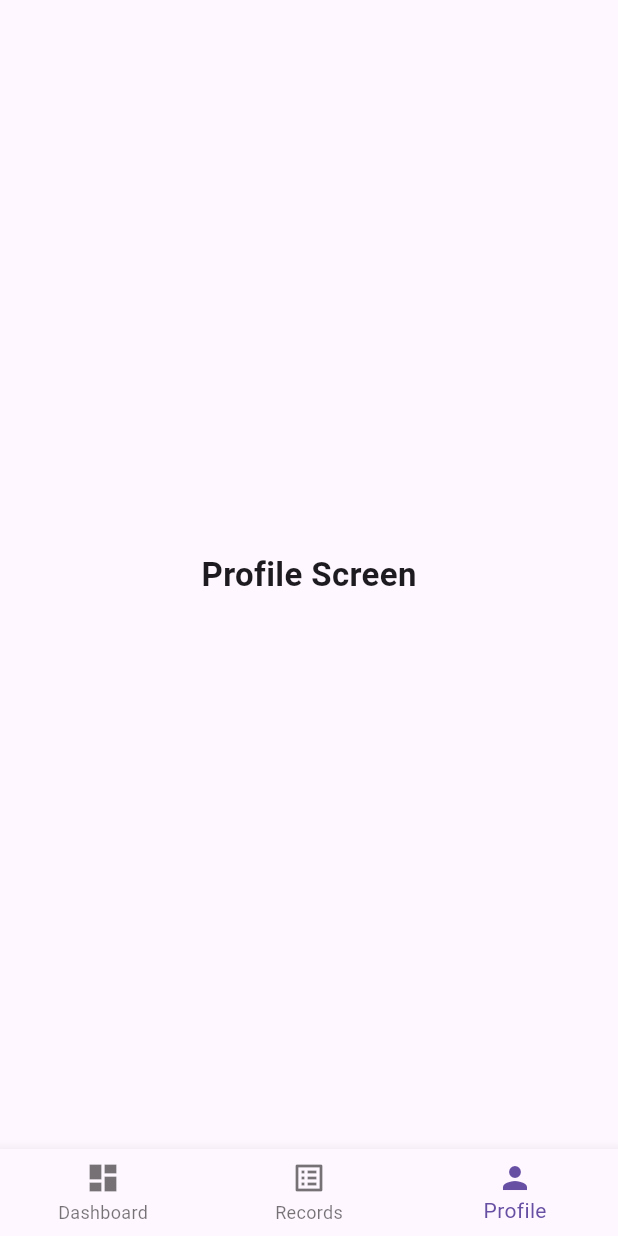
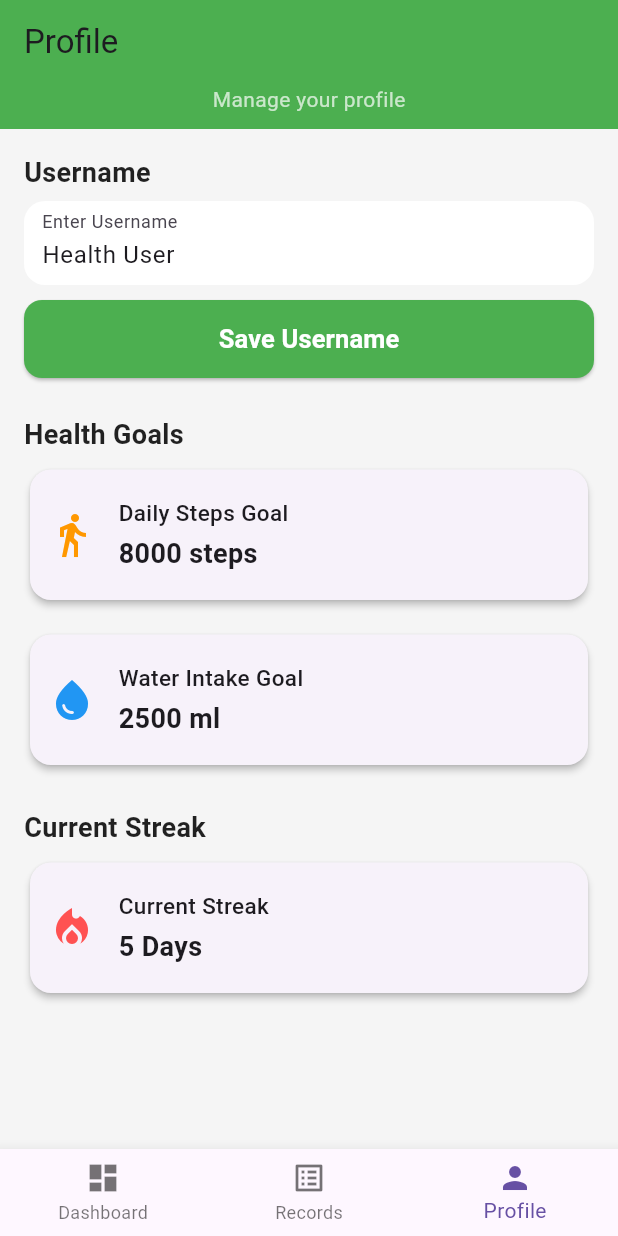
Before and after one commit to Ishini-Edirisinghe/MAD-CW-1-A, a Flutter app: the DashboardScreen screen opened directly, item 3 of the bottom bar chosen, on a phone screen of 412 x 824 dp. Run offline on Flutter 3.47's test engine with Material 3 defaults, Android fonts, the phone set to English and light mode, and no system bars.

Commit message:
profile screen UI development

```diff
--- a/lib/features/dashboard_screen.dart
+++ b/lib/features/dashboard_screen.dart
@@ -16,7 +16,7 @@ class _DashboardScreenState extends State<DashboardScreen> {
   final List<Widget> _screens = [
     const DashboardHome(),
     const RecordsScreen(),
-    const ProfileScreen(),
+    const ProfilePage(),
   ];
 
   void _onNavTapped(int index) {
--- a/lib/features/profile_screen.dart
+++ b/lib/features/profile_screen.dart
@@ -1,15 +1,198 @@
 import 'package:flutter/material.dart';
 
-class ProfileScreen extends StatelessWidget {
-  const ProfileScreen({super.key});
+class ProfilePage extends StatefulWidget {
+  const ProfilePage({super.key});
+
+  @override
+  State<ProfilePage> createState() => _ProfilePageState();
+}
+
+class _ProfilePageState extends State<ProfilePage> {
+  final TextEditingController usernameController = TextEditingController();
+
+  String username = "Health User";
+  int dailyStepsGoal = 8000;
+  int waterIntakeGoal = 2500;
+  int currentStreak = 5;
 
   @override
   Widget build(BuildContext context) {
-    return const Scaffold(
-      body: Center(
-        child: Text(
-          "Profile Screen",
-          style: TextStyle(fontSize: 22, fontWeight: FontWeight.bold),
+    usernameController.text = username;
+
+    return Scaffold(
+      backgroundColor: Colors.grey.shade100,
+
+      appBar: AppBar(
+        backgroundColor: Colors.green,
+        automaticallyImplyLeading: false,
+        title: const Text("Profile"),
+        bottom: const PreferredSize(
+          preferredSize: Size.fromHeight(30),
+          child: Padding(
+            padding: EdgeInsets.only(bottom: 10),
+            child: Text(
+              "Manage your profile",
+              style: TextStyle(color: Colors.white70, fontSize: 14),
+            ),
+          ),
+        ),
+      ),
+
+      body: SingleChildScrollView(
+        padding: const EdgeInsets.all(16),
+        child: Column(
+          crossAxisAlignment: CrossAxisAlignment.start,
+          children: [
+            // Username Section Title
+            _sectionTitle("Username"),
+
+            // Username Field
+            _buildEditableUsername(),
+
+            const SizedBox(height: 10),
+
+            // Save Button (Moved here)
+            SizedBox(
+              width: double.infinity,
+              child: ElevatedButton(
+                style: ElevatedButton.styleFrom(
+                  backgroundColor: Colors.green,
+                  padding: const EdgeInsets.symmetric(vertical: 14),
+                  shape: RoundedRectangleBorder(
+                    borderRadius: BorderRadius.circular(12),
+                  ),
+                ),
+                onPressed: () {
+                  setState(() {
+                    username = usernameController.text;
+                  });
+
+                  ScaffoldMessenger.of(context).showSnackBar(
+                    const SnackBar(
+                      content: Text("Username Updated Successfully!"),
+                      backgroundColor: Colors.green,
+                    ),
+                  );
+                },
+                child: const Text(
+                  "Save Username",
+                  style: TextStyle(
+                    fontSize: 17,
+                    fontWeight: FontWeight.w600,
+                    color: Colors.white,
+                  ),
+                ),
+              ),
+            ),
+
+            const SizedBox(height: 25),
+
+            // Health Goals Section
+            _sectionTitle("Health Goals"),
+
+            _buildInfoCard(
+              icon: Icons.directions_walk,
+              color: Colors.orange,
+              title: "Daily Steps Goal",
+              value: "$dailyStepsGoal steps",
+            ),
+
+            const SizedBox(height: 15),
+
+            _buildInfoCard(
+              icon: Icons.water_drop,
+              color: Colors.blue,
+              title: "Water Intake Goal",
+              value: "$waterIntakeGoal ml",
+            ),
+
+            const SizedBox(height: 25),
+
+            // Streak Section
+            _sectionTitle("Current Streak"),
+
+            _buildInfoCard(
+              icon: Icons.local_fire_department,
+              color: Colors.redAccent,
+              title: "Current Streak",
+              value: "$currentStreak Days",
+            ),
+          ],
+        ),
+      ),
+    );
+  }
+
+  // Section Title Widget
+  Widget _sectionTitle(String text) {
+    return Padding(
+      padding: const EdgeInsets.only(bottom: 6),
+      child: Text(
+        text,
+        style: const TextStyle(
+          fontSize: 18,
+          fontWeight: FontWeight.w700,
+          color: Colors.black87,
+        ),
+      ),
+    );
+  }
+
+  // Editable Username Field
+  Widget _buildEditableUsername() {
+    return Container(
+      padding: const EdgeInsets.symmetric(horizontal: 12),
+      decoration: BoxDecoration(
+        color: Colors.white,
+        borderRadius: BorderRadius.circular(14),
+      ),
+      child: TextField(
+        controller: usernameController,
+        decoration: const InputDecoration(
+          labelText: "Enter Username",
+          border: InputBorder.none,
+        ),
+      ),
+    );
+  }
+
+  // Non editable info card
+  Widget _buildInfoCard({
+    required IconData icon,
+    required Color color,
+    required String title,
+    required String value,
+  }) {
+    return Card(
+      elevation: 2,
+      shape: RoundedRectangleBorder(borderRadius: BorderRadius.circular(14)),
+      child: Padding(
+        padding: const EdgeInsets.symmetric(vertical: 18, horizontal: 12),
+        child: Row(
+          children: [
+            Icon(icon, color: color, size: 32),
+            const SizedBox(width: 15),
+            Column(
+              crossAxisAlignment: CrossAxisAlignment.start,
+              children: [
+                Text(
+                  title,
+                  style: const TextStyle(
+                    fontSize: 15,
+                    fontWeight: FontWeight.w500,
+                  ),
+                ),
+                const SizedBox(height: 4),
+                Text(
+                  value,
+                  style: const TextStyle(
+                    fontSize: 18,
+                    fontWeight: FontWeight.bold,
+                  ),
+                ),
+              ],
+            ),
+          ],
         ),
       ),
     );
```
